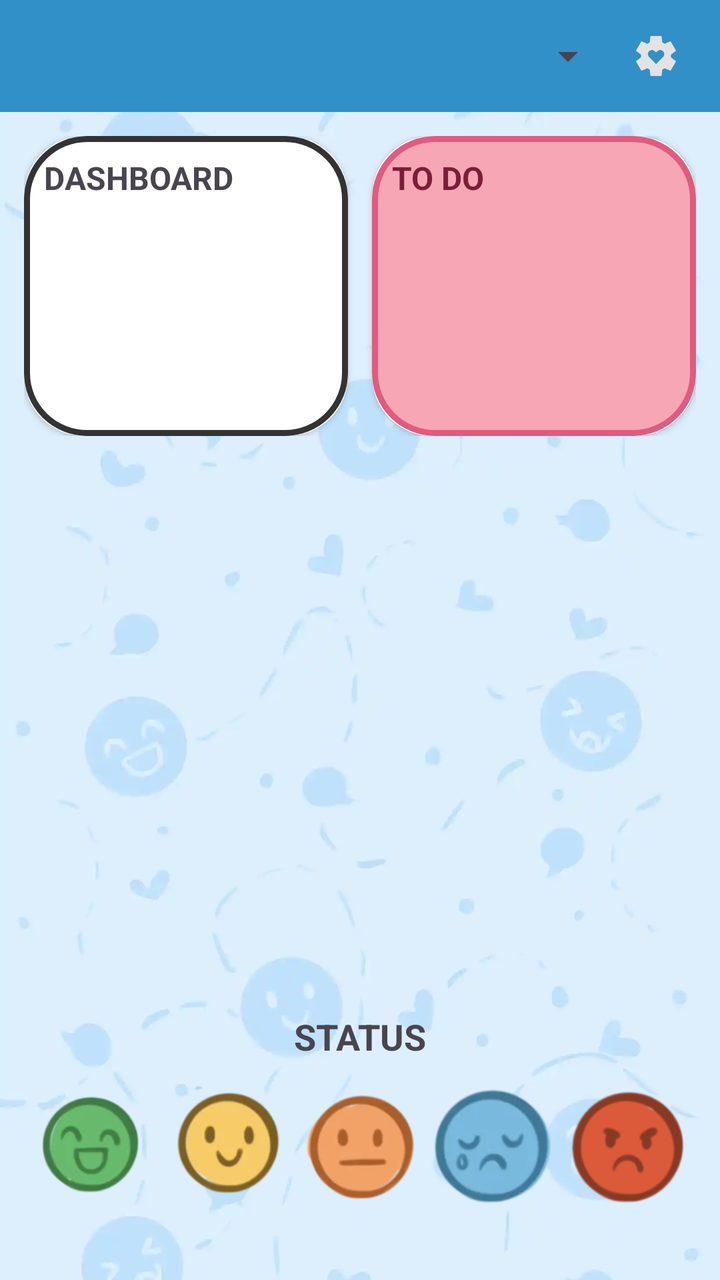
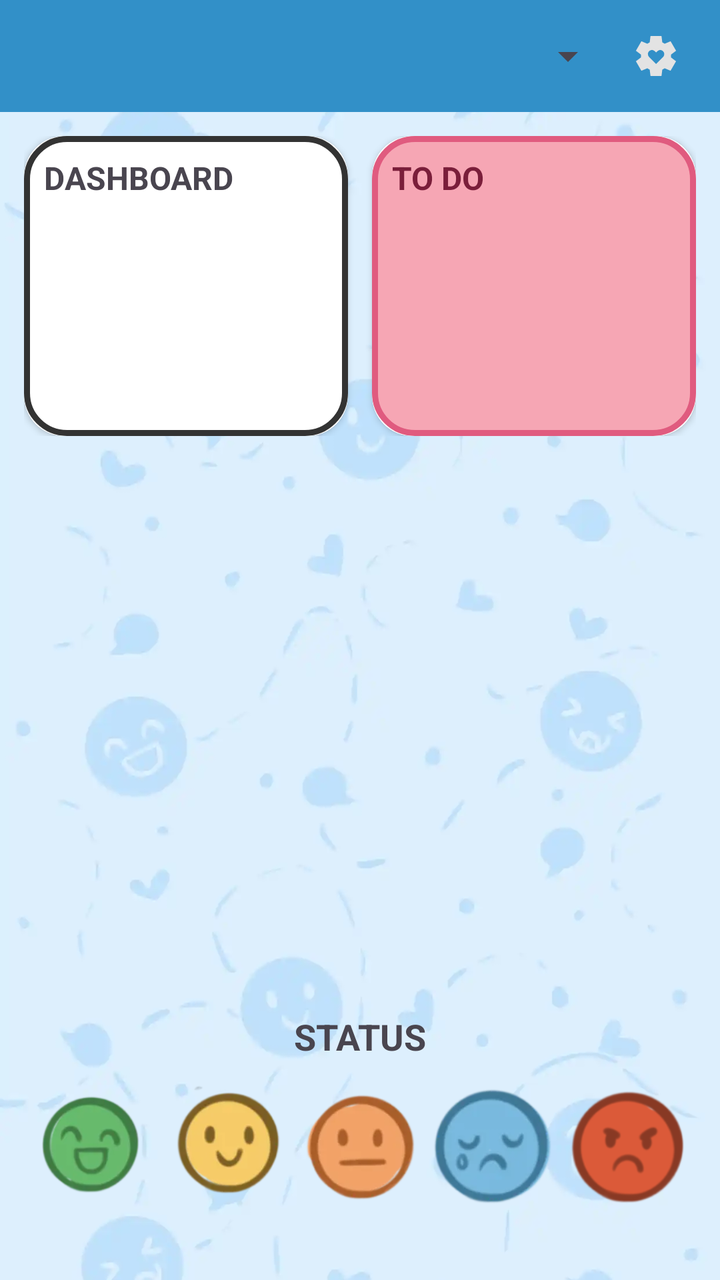

An Android layout rendered at two revisions. The XML below is the earlier revision; the diff shows what the commit changed to produce the second picture.
<!-- AndroidManifest.xml: application theme Theme.BetweenUs -->
<!-- res/layout/fragment_home.xml -->
<?xml version="1.0" encoding="utf-8"?>
<androidx.constraintlayout.widget.ConstraintLayout
    xmlns:android="http://schemas.android.com/apk/res/android"
    xmlns:app="http://schemas.android.com/apk/res-auto"
    android:layout_width="match_parent"
    android:layout_height="match_parent">

    
    <ImageView
        android:id="@+id/bgImage"
        android:layout_width="0dp"
        android:layout_height="0dp"
        android:src="@drawable/bg"
        android:scaleType="centerCrop"
        app:layout_constraintTop_toTopOf="parent"
        app:layout_constraintBottom_toBottomOf="parent"
        app:layout_constraintStart_toStartOf="parent"
        app:layout_constraintEnd_toEndOf="parent"/>

    
    <LinearLayout
        android:id="@+id/topBar"
        android:layout_width="0dp"
        android:layout_height="56dp"
        android:gravity="center_vertical"
        android:orientation="horizontal"
        android:paddingHorizontal="12dp"
        android:background="#3290c8"
        app:layout_constraintTop_toTopOf="parent"
        app:layout_constraintStart_toStartOf="parent"
        app:layout_constraintEnd_toEndOf="parent">

        <Spinner
            android:id="@+id/spinnerStatus"
            android:layout_width="0dp"
            android:layout_height="40dp"
            android:layout_weight="1"/>

        <ImageButton
            android:id="@+id/btnSettings"
            android:layout_width="40dp"
            android:layout_height="40dp"
            android:background="@null"
            android:src="@drawable/settings_btn"/>
    </LinearLayout>

    
    <androidx.constraintlayout.widget.ConstraintLayout
        android:id="@+id/contentContainer"
        android:layout_width="0dp"
        android:layout_height="0dp"
        android:padding="12dp"
        app:layout_constraintTop_toBottomOf="@id/topBar"
        app:layout_constraintBottom_toBottomOf="parent"
        app:layout_constraintStart_toStartOf="parent"
        app:layout_constraintEnd_toEndOf="parent">

        
        <LinearLayout
            android:id="@+id/widgetContainer"
            android:layout_width="0dp"
            android:layout_height="150dp"
            android:orientation="horizontal"
            android:weightSum="2"
            app:layout_constraintTop_toTopOf="parent"
            app:layout_constraintStart_toStartOf="parent"
            app:layout_constraintEnd_toEndOf="parent">

            
            <androidx.cardview.widget.CardView
                android:id="@+id/cardDashboard"
                android:layout_width="0dp"
                android:layout_height="match_parent"
                android:layout_weight="1"
                android:layout_marginEnd="6dp"
                app:cardCornerRadius="30dp">
                <include layout="@layout/widget_dashboard"/>
            </androidx.cardview.widget.CardView>

            
            <androidx.cardview.widget.CardView
                android:id="@+id/cardTodo"
                android:layout_width="0dp"
                android:layout_height="match_parent"
                android:layout_weight="1"
                android:layout_marginStart="6dp"
                app:cardCornerRadius="30dp"
                >

                <include layout="@layout/widget_todo"/>
            </androidx.cardview.widget.CardView>

        </LinearLayout>

        
        <androidx.viewpager2.widget.ViewPager2
            android:id="@+id/avatarPager"
            android:layout_width="0dp"
            android:layout_height="260dp"
            android:layout_marginTop="16dp"
            app:layout_constraintTop_toBottomOf="@id/widgetContainer"
            app:layout_constraintStart_toStartOf="parent"
            app:layout_constraintEnd_toEndOf="parent"/>

        
        <TextView
            android:id="@+id/txtStatusLabel"
            android:layout_width="wrap_content"
            android:layout_height="wrap_content"
            android:text="STATUS"
            android:textSize="18sp"
            android:textStyle="bold"
            android:layout_marginTop="12dp"
            app:layout_constraintTop_toBottomOf="@id/avatarPager"
            app:layout_constraintStart_toStartOf="parent"
            app:layout_constraintEnd_toEndOf="parent"/>

        
        <LinearLayout
            android:id="@+id/layoutMoodBar"
            android:layout_width="0dp"
            android:layout_height="70dp"
            android:gravity="center"
            android:orientation="horizontal"
            android:layout_marginTop="8dp"
            app:layout_constraintTop_toBottomOf="@id/txtStatusLabel"
            app:layout_constraintStart_toStartOf="parent"
            app:layout_constraintEnd_toEndOf="parent">

            <ImageButton
                android:id="@+id/moodExcited"
                android:layout_width="0dp"
                android:layout_height="wrap_content"
                android:layout_weight="1"
                android:adjustViewBounds="true"
                android:background="@null"
                android:scaleType="fitCenter"
                android:src="@drawable/excited"/>

            <ImageButton
                android:id="@+id/moodHappy"
                android:layout_width="0dp"
                android:layout_height="wrap_content"
                android:layout_weight="1"
                android:adjustViewBounds="true"
                android:background="@null"
                android:scaleType="fitCenter"
                android:src="@drawable/happy"/>

            <ImageButton
                android:id="@+id/moodNeutral"
                android:layout_width="0dp"
                android:layout_height="wrap_content"
                android:layout_weight="1"
                android:adjustViewBounds="true"
                android:background="@null"
                android:scaleType="fitCenter"
                android:src="@drawable/meh"/>

            <ImageButton
                android:id="@+id/moodSad"
                android:layout_width="0dp"
                android:layout_height="wrap_content"
                android:layout_weight="1"
                android:adjustViewBounds="true"
                android:background="@null"
                android:scaleType="fitCenter"
                android:src="@drawable/sad"/>

            <ImageButton
                android:id="@+id/moodAngry"
                android:layout_width="0dp"
                android:layout_height="wrap_content"
                android:layout_weight="1"
                android:adjustViewBounds="true"
                android:background="@null"
                android:scaleType="fitCenter"
                android:src="@drawable/angry"/>
        </LinearLayout>

    </androidx.constraintlayout.widget.ConstraintLayout>

</androidx.constraintlayout.widget.ConstraintLayout>
<!-- res/layout/widget_dashboard.xml (included above) -->
<?xml version="1.0" encoding="utf-8"?>
<LinearLayout xmlns:android="http://schemas.android.com/apk/res/android"
    android:layout_width="match_parent"
    android:layout_height="match_parent"
    android:orientation="vertical"
    android:padding="10dp"
    android:background="@drawable/dashboard_bg">

    <TextView
        android:layout_width="wrap_content"
        android:layout_height="wrap_content"
        android:text="DASHBOARD"
        android:textStyle="bold"
        android:textSize="16sp"
        android:layout_marginBottom="6dp"/>

    <androidx.recyclerview.widget.RecyclerView
        android:id="@+id/recyclerDashboard"
        android:layout_width="match_parent"
        android:layout_height="match_parent"/>

</LinearLayout>
<!-- res/layout/widget_todo.xml (included above) -->
<?xml version="1.0" encoding="utf-8"?>
<LinearLayout xmlns:android="http://schemas.android.com/apk/res/android"
    android:layout_width="match_parent"
    android:layout_height="match_parent"
    android:orientation="vertical"
    android:padding="10dp"
    android:background="@drawable/todo_widget_bg">

    <TextView
        android:layout_width="wrap_content"
        android:layout_height="wrap_content"
        android:text="TO DO"
        android:textStyle="bold"
        android:textSize="16sp"
        android:textColor="#7A1E3A"
        android:layout_marginBottom="6dp"/>

    <androidx.recyclerview.widget.RecyclerView
        android:id="@+id/recyclerTodoPreview"
        android:layout_width="match_parent"
        android:layout_height="match_parent"/>

</LinearLayout>
<!-- resources referenced by this layout -->
<resources>
  <!-- drawable angry: png bitmap (drawable, 19869 bytes) -->
  <!-- drawable bg: webp bitmap (drawable, 16506 bytes) -->
  <!-- drawable dashboard_bg (drawable) -->
  <?xml version="1.0" encoding="utf-8"?>
  <shape xmlns:android="http://schemas.android.com/apk/res/android">
      <solid android:color="#FFFFFF"/>
      <stroke
          android:width="3dp"
          android:color="#333333"/>
      <corners android:radius="30dp"/>
  </shape>
  <!-- drawable excited: webp bitmap (drawable, 4408 bytes) -->
  <!-- drawable happy: webp bitmap (drawable, 4770 bytes) -->
  <!-- drawable meh: webp bitmap (drawable, 4522 bytes) -->
  <!-- drawable sad: webp bitmap (drawable, 4120 bytes) -->
  <!-- drawable settings_btn (drawable) -->
  <vector xmlns:android="http://schemas.android.com/apk/res/android"
      android:width="24dp"
      android:height="24dp"
      android:viewportWidth="960"
      android:viewportHeight="960">
    <path
        android:pathData="m482,640 l140,-140q17,-17 22,-41.5t-5,-47.5q-10,-23 -30,-37t-45,-14q-25,0 -45,15.5T482,408q-18,-17 -37.5,-32.5T400,360q-25,0 -45.5,13.5T324,410q-10,23 -4.5,47.5T342,500l140,140ZM370,880l-16,-128q-13,-5 -24.5,-12T307,725l-119,50L78,585l103,-78q-1,-7 -1,-13.5v-27q0,-6.5 1,-13.5L78,375l110,-190 119,50q11,-8 23,-15t24,-12l16,-128h220l16,128q13,5 24.5,12t22.5,15l119,-50 110,190 -103,78q1,7 1,13.5v27q0,6.5 -2,13.5l103,78 -110,190 -118,-50q-11,8 -23,15t-24,12L590,880L370,880Z"
        android:fillColor="#e3e3e3"/>
  </vector>
  <!-- drawable todo_widget_bg (drawable) -->
  <?xml version="1.0" encoding="utf-8"?>
  <shape xmlns:android="http://schemas.android.com/apk/res/android">
      <solid android:color="#F6A6B4"/>
      <stroke
          android:width="3dp"
          android:color="#E05B7F"/>
      <corners android:radius="30dp"/>
  </shape>
  <style name="Theme.BetweenUs" parent="Theme.MaterialComponents.DayNight.NoActionBar">
          
          <item name="colorPrimary">@color/purple_500</item>
          <item name="colorPrimaryVariant">@color/purple_700</item>
          <item name="colorOnPrimary">@color/white</item>
          
          <item name="colorSecondary">@color/teal_200</item>
          <item name="colorSecondaryVariant">@color/teal_700</item>
          <item name="colorOnSecondary">@color/black</item>
          
          <item name="android:statusBarColor">?attr/colorPrimaryVariant</item>
          
      </style>
  <color name="purple_500">#FF6200EE</color>
  <color name="purple_700">#FF3700B3</color>
  <color name="white">#FFFFFFFF</color>
  <color name="teal_200">#FF03DAC5</color>
  <color name="teal_700">#FF018786</color>
  <color name="black">#FF000000</color>
</resources>

<!-- the commit's change to res/layout/fragment_home.xml (unified diff, before → after) -->
@@ -73,7 +73,7 @@
                 android:layout_height="match_parent"
                 android:layout_weight="1"
                 android:layout_marginEnd="6dp"
-                app:cardCornerRadius="30dp">
+                app:cardCornerRadius="20dp">
                 <include layout="@layout/widget_dashboard"/>
             </androidx.cardview.widget.CardView>
 
@@ -84,7 +84,7 @@
                 android:layout_height="match_parent"
                 android:layout_weight="1"
                 android:layout_marginStart="6dp"
-                app:cardCornerRadius="30dp"
+                app:cardCornerRadius="20dp"
                 >
 
                 <include layout="@layout/widget_todo"/>
<!-- resource entries referenced after the edit -->
@@ -9,7 +9,7 @@
       <stroke
           android:width="3dp"
           android:color="#333333"/>
-      <corners android:radius="30dp"/>
+      <corners android:radius="20dp"/>
   </shape>
   <!-- drawable excited: webp bitmap (drawable, 4408 bytes) -->
   <!-- drawable happy: webp bitmap (drawable, 4770 bytes) -->
@@ -32,7 +32,7 @@
       <stroke
           android:width="3dp"
           android:color="#E05B7F"/>
-      <corners android:radius="30dp"/>
+      <corners android:radius="20dp"/>
   </shape>
   <style name="Theme.BetweenUs" parent="Theme.MaterialComponents.DayNight.NoActionBar">
           
